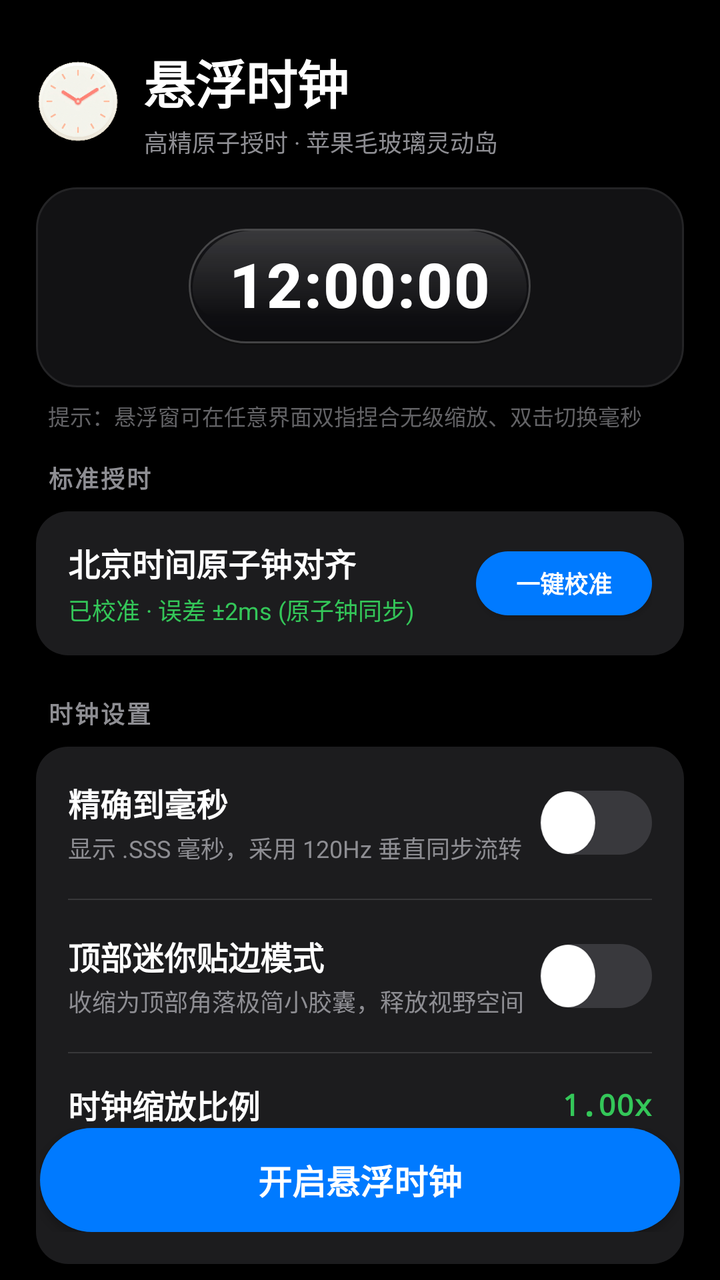
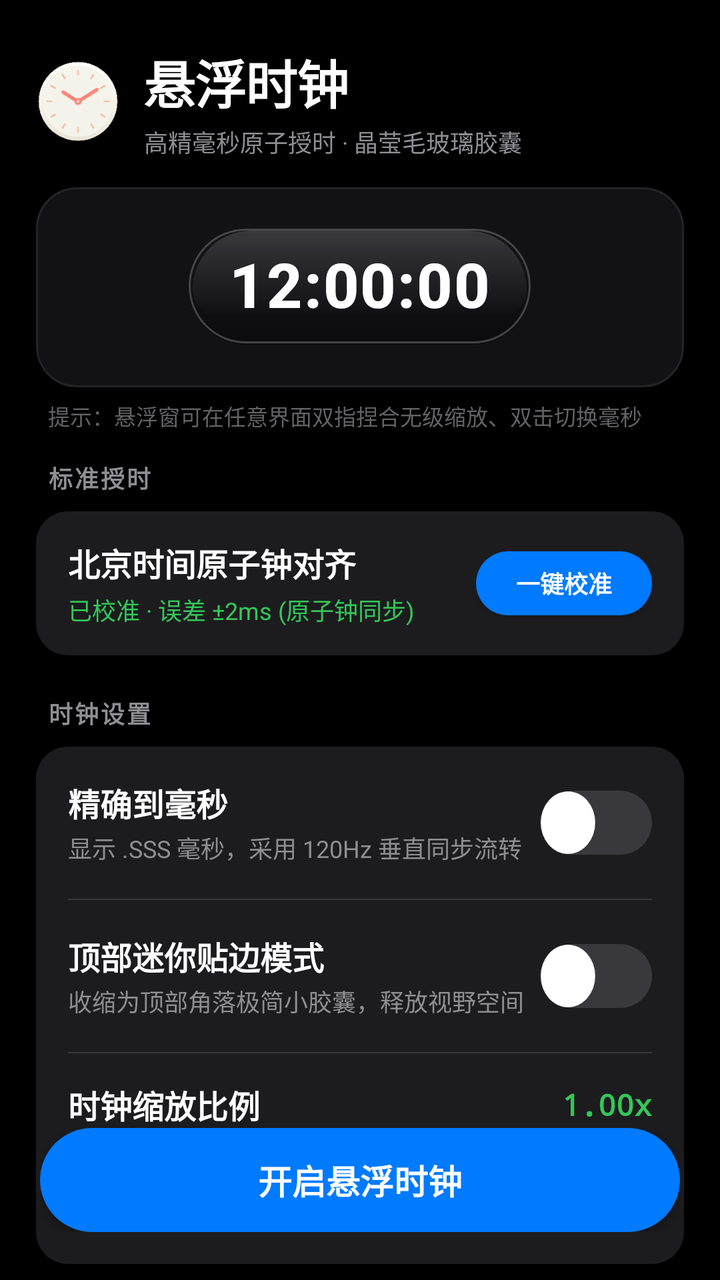

Screens rendered from an Android XML layout before and after an edit, with the pre-edit source and the edit as a unified diff.
<!-- AndroidManifest.xml: application theme Theme.FloatingClock -->
<!-- res/layout/activity_main.xml -->
<?xml version="1.0" encoding="utf-8"?>
<androidx.coordinatorlayout.widget.CoordinatorLayout xmlns:android="http://schemas.android.com/apk/res/android"
    xmlns:app="http://schemas.android.com/apk/res-auto"
    android:layout_width="match_parent"
    android:layout_height="match_parent"
    android:background="@color/apple_bg_dark">

    <androidx.core.widget.NestedScrollView
        android:layout_width="match_parent"
        android:layout_height="match_parent"
        android:fillViewport="true"
        android:clipToPadding="false"
        android:paddingBottom="100dp">

        <LinearLayout
            android:layout_width="match_parent"
            android:layout_height="wrap_content"
            android:orientation="vertical"
            android:paddingHorizontal="18dp"
            android:paddingTop="22dp">

            
            <LinearLayout
                android:layout_width="match_parent"
                android:layout_height="wrap_content"
                android:orientation="horizontal"
                android:gravity="center_vertical"
                android:layout_marginBottom="14dp">

                <ImageView
                    android:layout_width="42dp"
                    android:layout_height="42dp"
                    android:src="@mipmap/ic_launcher"
                    android:layout_marginEnd="12dp" />

                <LinearLayout
                    android:layout_width="0dp"
                    android:layout_height="wrap_content"
                    android:layout_weight="1"
                    android:orientation="vertical">

                    <TextView
                        android:layout_width="wrap_content"
                        android:layout_height="wrap_content"
                        android:text="@string/app_name"
                        android:textColor="@color/apple_white"
                        android:textSize="26sp"
                        android:textStyle="bold"
                        android:letterSpacing="-0.02" />

                    <TextView
                        android:layout_width="wrap_content"
                        android:layout_height="wrap_content"
                        android:text="高精原子授时 · 苹果毛玻璃灵动岛"
                        android:textColor="@color/apple_text_secondary"
                        android:textSize="12sp"
                        android:layout_marginTop="2dp" />
                </LinearLayout>
            </LinearLayout>

            
            <LinearLayout
                android:id="@+id/cardPermission"
                android:layout_width="match_parent"
                android:layout_height="wrap_content"
                android:orientation="vertical"
                android:background="@drawable/bg_ios_card"
                android:padding="16dp"
                android:layout_marginBottom="14dp"
                android:visibility="gone">

                <TextView
                    android:layout_width="wrap_content"
                    android:layout_height="wrap_content"
                    android:text="@string/permission_title"
                    android:textColor="@color/apple_orange"
                    android:textSize="15sp"
                    android:textStyle="bold" />

                <TextView
                    android:layout_width="wrap_content"
                    android:layout_height="wrap_content"
                    android:text="@string/permission_desc"
                    android:textColor="@color/apple_text_secondary"
                    android:textSize="12sp"
                    android:layout_marginTop="4dp" />

                <androidx.appcompat.widget.AppCompatButton
                    android:id="@+id/btnGrantPermission"
                    android:layout_width="wrap_content"
                    android:layout_height="34dp"
                    android:text="@string/permission_btn"
                    android:textColor="@color/apple_white"
                    android:textSize="13sp"
                    android:textStyle="bold"
                    android:background="@drawable/bg_ios_blue_button"
                    app:backgroundTint="@null"
                    android:layout_marginTop="10dp"
                    android:paddingHorizontal="16dp" />
            </LinearLayout>

            
            <FrameLayout
                android:id="@+id/previewContainer"
                android:layout_width="match_parent"
                android:layout_height="100dp"
                android:background="@drawable/bg_island_stage"
                android:layout_marginBottom="6dp">

                <include
                    android:id="@+id/previewClock"
                    layout="@layout/view_floating_clock"
                    android:layout_width="wrap_content"
                    android:layout_height="wrap_content"
                    android:layout_gravity="center" />
            </FrameLayout>

            <TextView
                android:layout_width="wrap_content"
                android:layout_height="wrap_content"
                android:text="提示：悬浮窗可在任意界面双指捏合无级缩放、双击切换毫秒"
                android:textColor="@color/apple_text_tertiary"
                android:textSize="11sp"
                android:layout_marginStart="6dp"
                android:layout_marginBottom="14dp" />

            
            <TextView
                android:layout_width="wrap_content"
                android:layout_height="wrap_content"
                android:text="标准授时"
                android:textColor="@color/apple_text_secondary"
                android:textSize="12sp"
                android:textStyle="bold"
                android:textAllCaps="true"
                android:letterSpacing="0.08"
                android:layout_marginStart="6dp"
                android:layout_marginBottom="8dp" />

            <LinearLayout
                android:layout_width="match_parent"
                android:layout_height="wrap_content"
                android:orientation="vertical"
                android:background="@drawable/bg_ios_card"
                android:paddingHorizontal="16dp"
                android:paddingVertical="14dp"
                android:layout_marginBottom="20dp">

                <LinearLayout
                    android:layout_width="match_parent"
                    android:layout_height="wrap_content"
                    android:orientation="horizontal"
                    android:gravity="center_vertical">

                    <LinearLayout
                        android:layout_width="0dp"
                        android:layout_height="wrap_content"
                        android:layout_weight="1"
                        android:orientation="vertical">

                        <TextView
                            android:layout_width="wrap_content"
                            android:layout_height="wrap_content"
                            android:text="北京时间原子钟对齐"
                            android:textColor="@color/apple_white"
                            android:textSize="16sp"
                            android:textStyle="bold" />

                        <TextView
                            android:id="@+id/tvCalibrationStatus"
                            android:layout_width="wrap_content"
                            android:layout_height="wrap_content"
                            android:text="已校准 · 误差 ±2ms (原子钟同步)"
                            android:textColor="@color/ios_system_green"
                            android:textSize="12sp"
                            android:layout_marginTop="3dp" />
                    </LinearLayout>

                    <androidx.appcompat.widget.AppCompatButton
                        android:id="@+id/btnSyncNetworkTime"
                        android:layout_width="wrap_content"
                        android:layout_height="32dp"
                        android:text="一键校准"
                        android:textColor="@color/apple_white"
                        android:textSize="12sp"
                        android:textStyle="bold"
                        android:background="@drawable/bg_ios_blue_button"
                        app:backgroundTint="@null"
                        android:paddingHorizontal="14dp" />
                </LinearLayout>
            </LinearLayout>

            
            <TextView
                android:layout_width="wrap_content"
                android:layout_height="wrap_content"
                android:text="时钟设置"
                android:textColor="@color/apple_text_secondary"
                android:textSize="12sp"
                android:textStyle="bold"
                android:textAllCaps="true"
                android:letterSpacing="0.08"
                android:layout_marginStart="6dp"
                android:layout_marginBottom="8dp" />

            <LinearLayout
                android:layout_width="match_parent"
                android:layout_height="wrap_content"
                android:orientation="vertical"
                android:background="@drawable/bg_ios_card"
                android:paddingHorizontal="16dp"
                android:layout_marginBottom="24dp">

                
                <LinearLayout
                    android:layout_width="match_parent"
                    android:layout_height="wrap_content"
                    android:orientation="horizontal"
                    android:gravity="center_vertical"
                    android:paddingVertical="14dp">

                    <LinearLayout
                        android:layout_width="0dp"
                        android:layout_height="wrap_content"
                        android:layout_weight="1"
                        android:orientation="vertical">

                        <TextView
                            android:layout_width="wrap_content"
                            android:layout_height="wrap_content"
                            android:text="精确到毫秒"
                            android:textColor="@color/apple_white"
                            android:textSize="16sp"
                            android:textStyle="bold" />

                        <TextView
                            android:layout_width="wrap_content"
                            android:layout_height="wrap_content"
                            android:text="显示 .SSS 毫秒，采用 120Hz 垂直同步流转"
                            android:textColor="@color/apple_text_secondary"
                            android:textSize="12sp"
                            android:layout_marginTop="2dp" />
                    </LinearLayout>

                    <androidx.appcompat.widget.SwitchCompat
                        android:id="@+id/switchMilliseconds"
                        android:layout_width="wrap_content"
                        android:layout_height="wrap_content"
                        android:thumb="@drawable/bg_ios_switch_thumb"
                        app:track="@drawable/bg_ios_switch_track"
                        app:thumbTint="@null"
                        app:trackTint="@null" />
                </LinearLayout>

                <View
                    android:layout_width="match_parent"
                    android:layout_height="0.8dp"
                    android:background="@color/ios_separator" />

                
                <LinearLayout
                    android:layout_width="match_parent"
                    android:layout_height="wrap_content"
                    android:orientation="horizontal"
                    android:gravity="center_vertical"
                    android:paddingVertical="14dp">

                    <LinearLayout
                        android:layout_width="0dp"
                        android:layout_height="wrap_content"
                        android:layout_weight="1"
                        android:orientation="vertical">

                        <TextView
                            android:layout_width="wrap_content"
                            android:layout_height="wrap_content"
                            android:text="顶部迷你贴边模式"
                            android:textColor="@color/apple_white"
                            android:textSize="16sp"
                            android:textStyle="bold" />

                        <TextView
                            android:layout_width="wrap_content"
                            android:layout_height="wrap_content"
                            android:text="收缩为顶部角落极简小胶囊，释放视野空间"
                            android:textColor="@color/apple_text_secondary"
                            android:textSize="12sp"
                            android:layout_marginTop="2dp" />
                    </LinearLayout>

                    <androidx.appcompat.widget.SwitchCompat
                        android:id="@+id/switchIslandMode"
                        android:layout_width="wrap_content"
                        android:layout_height="wrap_content"
                        android:thumb="@drawable/bg_ios_switch_thumb"
                        app:track="@drawable/bg_ios_switch_track"
                        app:thumbTint="@null"
                        app:trackTint="@null" />
                </LinearLayout>

                <View
                    android:layout_width="match_parent"
                    android:layout_height="0.8dp"
                    android:background="@color/ios_separator" />

                
                <LinearLayout
                    android:layout_width="match_parent"
                    android:layout_height="wrap_content"
                    android:orientation="vertical"
                    android:paddingVertical="14dp">

                    <LinearLayout
                        android:layout_width="match_parent"
                        android:layout_height="wrap_content"
                        android:orientation="horizontal"
                        android:gravity="center_vertical">

                        <TextView
                            android:layout_width="0dp"
                            android:layout_height="wrap_content"
                            android:layout_weight="1"
                            android:text="时钟缩放比例"
                            android:textColor="@color/apple_white"
                            android:textSize="16sp"
                            android:textStyle="bold" />

                        <TextView
                            android:id="@+id/tvScaleValue"
                            android:layout_width="wrap_content"
                            android:layout_height="wrap_content"
                            android:text="1.00x"
                            android:textColor="@color/ios_system_green"
                            android:textSize="15sp"
                            android:textStyle="bold"
                            android:typeface="monospace" />
                    </LinearLayout>

                    <SeekBar
                        android:id="@+id/seekBarScale"
                        android:layout_width="match_parent"
                        android:layout_height="wrap_content"
                        android:max="150"
                        android:progress="50"
                        android:progressDrawable="@drawable/bg_ios_seekbar_progress"
                        android:thumb="@drawable/bg_ios_seekbar_thumb"
                        android:splitTrack="false"
                        android:paddingVertical="12dp"
                        android:layout_marginTop="6dp" />
                </LinearLayout>
            </LinearLayout>

            
            <TextView
                android:layout_width="wrap_content"
                android:layout_height="wrap_content"
                android:text="毛玻璃色系"
                android:textColor="@color/apple_text_secondary"
                android:textSize="12sp"
                android:textStyle="bold"
                android:textAllCaps="true"
                android:letterSpacing="0.08"
                android:layout_marginStart="6dp"
                android:layout_marginBottom="8dp" />

            <LinearLayout
                android:layout_width="match_parent"
                android:layout_height="wrap_content"
                android:orientation="vertical"
                android:background="@drawable/bg_ios_card"
                android:paddingHorizontal="16dp"
                android:paddingVertical="14dp"
                android:layout_marginBottom="24dp">

                <TextView
                    android:id="@+id/tvSelectedThemeName"
                    android:layout_width="wrap_content"
                    android:layout_height="wrap_content"
                    android:text="当前材质：冰霜极光白 (iOS Light 解决偏暗)"
                    android:textColor="@color/ios_system_blue"
                    android:textSize="13sp"
                    android:textStyle="bold"
                    android:layout_marginBottom="12dp" />

                
                <LinearLayout
                    android:layout_width="match_parent"
                    android:layout_height="wrap_content"
                    android:orientation="horizontal"
                    android:gravity="center">

                    
                    <LinearLayout
                        android:id="@+id/btnThemeWhite"
                        android:layout_width="0dp"
                        android:layout_height="wrap_content"
                        android:layout_weight="1"
                        android:orientation="vertical"
                        android:gravity="center"
                        android:background="?android:attr/selectableItemBackgroundBorderless"
                        android:paddingVertical="6dp">

                        <View
                            android:id="@+id/indicatorThemeWhite"
                            android:layout_width="34dp"
                            android:layout_height="34dp"
                            android:background="@drawable/bg_theme_white_circle" />

                        <TextView
                            android:id="@+id/labelThemeWhite"
                            android:layout_width="wrap_content"
                            android:layout_height="wrap_content"
                            android:text="晨露白"
                            android:textColor="@color/apple_white"
                            android:textSize="11sp"
                            android:textStyle="bold"
                            android:layout_marginTop="6dp" />
                    </LinearLayout>

                    
                    <LinearLayout
                        android:id="@+id/btnThemeDark"
                        android:layout_width="0dp"
                        android:layout_height="wrap_content"
                        android:layout_weight="1"
                        android:orientation="vertical"
                        android:gravity="center"
                        android:background="?android:attr/selectableItemBackgroundBorderless"
                        android:paddingVertical="6dp">

                        <View
                            android:id="@+id/indicatorThemeDark"
                            android:layout_width="34dp"
                            android:layout_height="34dp"
                            android:background="@drawable/bg_theme_dark_circle" />

                        <TextView
                            android:id="@+id/labelThemeDark"
                            android:layout_width="wrap_content"
                            android:layout_height="wrap_content"
                            android:text="星曜黑"
                            android:textColor="@color/apple_text_secondary"
                            android:textSize="11sp"
                            android:layout_marginTop="6dp" />
                    </LinearLayout>

                    
                    <LinearLayout
                        android:id="@+id/btnThemeBlue"
                        android:layout_width="0dp"
                        android:layout_height="wrap_content"
                        android:layout_weight="1"
                        android:orientation="vertical"
                        android:gravity="center"
                        android:background="?android:attr/selectableItemBackgroundBorderless"
                        android:paddingVertical="6dp">

                        <View
                            android:id="@+id/indicatorThemeBlue"
                            android:layout_width="34dp"
                            android:layout_height="34dp"
                            android:background="@drawable/bg_theme_blue_circle" />

                        <TextView
                            android:id="@+id/labelThemeBlue"
                            android:layout_width="wrap_content"
                            android:layout_height="wrap_content"
                            android:text="冷杉青"
                            android:textColor="@color/apple_text_secondary"
                            android:textSize="11sp"
                            android:layout_marginTop="6dp" />
                    </LinearLayout>

                    
                    <LinearLayout
                        android:id="@+id/btnThemeAmber"
                        android:layout_width="0dp"
                        android:layout_height="wrap_content"
                        android:layout_weight="1"
                        android:orientation="vertical"
                        android:gravity="center"
                        android:background="?android:attr/selectableItemBackgroundBorderless"
                        android:paddingVertical="6dp">

                        <View
                            android:id="@+id/indicatorThemeAmber"
                            android:layout_width="34dp"
                            android:layout_height="34dp"
                            android:background="@drawable/bg_theme_amber_circle" />

                        <TextView
                            android:id="@+id/labelThemeAmber"
                            android:layout_width="wrap_content"
                            android:layout_height="wrap_content"
                            android:text="暖霞金"
                            android:textColor="@color/apple_text_secondary"
                            android:textSize="11sp"
                            android:layout_marginTop="6dp" />
                    </LinearLayout>

                    
                    <LinearLayout
                        android:id="@+id/btnThemeViolet"
                        android:layout_width="0dp"
                        android:layout_height="wrap_content"
                        android:layout_weight="1"
                        android:orientation="vertical"
                        android:gravity="center"
                        android:background="?android:attr/selectableItemBackgroundBorderless"
                        android:paddingVertical="6dp">

                        <View
                            android:id="@+id/indicatorThemeViolet"
                            android:layout_width="34dp"
                            android:layout_height="34dp"
                            android:background="@drawable/bg_theme_violet_circle" />

                        <TextView
                            android:id="@+id/labelThemeViolet"
                            android:layout_width="wrap_content"
                            android:layout_height="wrap_content"
                            android:text="暮夜紫"
                            android:textColor="@color/apple_text_secondary"
                            android:textSize="11sp"
                            android:layout_marginTop="6dp" />
                    </LinearLayout>

                </LinearLayout>
            </LinearLayout>

        </LinearLayout>
    </androidx.core.widget.NestedScrollView>

    
    <FrameLayout
        android:layout_width="match_parent"
        android:layout_height="wrap_content"
        android:layout_gravity="bottom"
        android:paddingHorizontal="20dp"
        android:paddingBottom="24dp"
        android:paddingTop="12dp">

        <androidx.appcompat.widget.AppCompatButton
            android:id="@+id/btnToggleFloating"
            android:layout_width="match_parent"
            android:layout_height="52dp"
            android:text="@string/btn_start_service"
            android:textColor="@color/apple_white"
            android:textSize="17sp"
            android:textStyle="bold"
            android:background="@drawable/bg_ios_blue_button"
            app:backgroundTint="@null"
            android:elevation="4dp" />
    </FrameLayout>

</androidx.coordinatorlayout.widget.CoordinatorLayout>
<!-- res/layout/view_floating_clock.xml (included above) -->
<?xml version="1.0" encoding="utf-8"?>
<LinearLayout xmlns:android="http://schemas.android.com/apk/res/android"
    android:id="@+id/clockRoot"
    android:layout_width="wrap_content"
    android:layout_height="wrap_content"
    android:orientation="vertical"
    android:gravity="center_horizontal"
    android:clipToPadding="false"
    android:clipChildren="false">

    
    <LinearLayout
        android:id="@+id/layoutControls"
        android:layout_width="wrap_content"
        android:layout_height="36dp"
        android:orientation="horizontal"
        android:gravity="center_vertical"
        android:background="@drawable/bg_dynamic_island"
        android:paddingHorizontal="10dp"
        android:layout_marginBottom="6dp"
        android:visibility="gone">

        
        <TextView
            android:id="@+id/btnToggleMs"
            android:layout_width="wrap_content"
            android:layout_height="24dp"
            android:gravity="center"
            android:paddingHorizontal="8dp"
            android:text="毫秒"
            android:textColor="@color/ios_system_green"
            android:textSize="12sp"
            android:textStyle="bold"
            android:background="@drawable/bg_ms_pill" />

        
        <ImageView
            android:id="@+id/btnZoomOut"
            android:layout_width="32dp"
            android:layout_height="32dp"
            android:padding="7dp"
            android:src="@drawable/ic_zoom_out"
            android:background="?android:attr/selectableItemBackgroundBorderless" />

        
        <ImageView
            android:id="@+id/btnZoomIn"
            android:layout_width="32dp"
            android:layout_height="32dp"
            android:padding="7dp"
            android:src="@drawable/ic_zoom_in"
            android:background="?android:attr/selectableItemBackgroundBorderless" />

        
        <ImageView
            android:id="@+id/btnLock"
            android:layout_width="32dp"
            android:layout_height="32dp"
            android:padding="7dp"
            android:src="@drawable/ic_unlock"
            android:background="?android:attr/selectableItemBackgroundBorderless" />

        
        <ImageView
            android:id="@+id/btnClose"
            android:layout_width="32dp"
            android:layout_height="32dp"
            android:padding="7dp"
            android:src="@drawable/ic_close"
            android:background="?android:attr/selectableItemBackgroundBorderless" />
    </LinearLayout>

    
    <FrameLayout
        android:id="@+id/capsuleWrapper"
        android:layout_width="wrap_content"
        android:layout_height="wrap_content"
        android:clipChildren="false"
        android:clipToPadding="false">

        
        <LinearLayout
            android:id="@+id/clockCapsule"
            android:layout_width="wrap_content"
            android:layout_height="wrap_content"
            android:orientation="vertical"
            android:gravity="center"
            android:background="@drawable/bg_dynamic_island"
            android:paddingHorizontal="20dp"
            android:paddingVertical="11dp">

            
            <TextView
                android:id="@+id/tvDate"
                android:layout_width="wrap_content"
                android:layout_height="wrap_content"
                android:textColor="@color/apple_text_secondary"
                android:textSize="11sp"
                android:textStyle="bold"
                android:letterSpacing="0.04"
                android:text="9月13日 周日"
                android:visibility="gone"
                android:layout_marginBottom="2dp" />

            
            <LinearLayout
                android:layout_width="wrap_content"
                android:layout_height="wrap_content"
                android:orientation="horizontal"
                android:gravity="center_vertical">

                
                <TextView
                    android:id="@+id/tvAmPm"
                    android:layout_width="wrap_content"
                    android:layout_height="wrap_content"
                    android:textColor="@color/apple_text_secondary"
                    android:textSize="12sp"
                    android:textStyle="bold"
                    android:text="AM"
                    android:layout_marginEnd="6dp"
                    android:visibility="gone" />

                
                <TextView
                    android:id="@+id/tvMainTime"
                    android:layout_width="wrap_content"
                    android:layout_height="wrap_content"
                    android:text="12:00:00"
                    android:textColor="@color/apple_white"
                    android:textSize="31sp"
                    android:textStyle="bold"
                    android:fontFamily="sans-serif-medium"
                    android:letterSpacing="0.02"
                    android:includeFontPadding="false" />

                
                <LinearLayout
                    android:id="@+id/containerMs"
                    android:layout_width="wrap_content"
                    android:layout_height="wrap_content"
                    android:gravity="center"
                    android:background="@drawable/bg_ms_pill"
                    android:paddingHorizontal="7dp"
                    android:paddingVertical="3dp"
                    android:layout_marginStart="8dp"
                    android:visibility="gone">

                    <TextView
                        android:id="@+id/tvMsTime"
                        android:layout_width="wrap_content"
                        android:layout_height="wrap_content"
                        android:text=".000"
                        android:textColor="@color/ios_system_green"
                        android:textSize="17sp"
                        android:textStyle="bold"
                        android:fontFamily="sans-serif-medium"
                        android:letterSpacing="0.02"
                        android:includeFontPadding="false" />
                </LinearLayout>

            </LinearLayout>
        </LinearLayout>

        
        <FrameLayout
            android:id="@+id/layoutResizeHandle"
            android:layout_width="28dp"
            android:layout_height="28dp"
            android:layout_gravity="bottom|end"
            android:layout_marginEnd="-8dp"
            android:layout_marginBottom="-8dp"
            android:background="@drawable/bg_resize_handle"
            android:elevation="6dp"
            android:visibility="gone">

            <ImageView
                android:layout_width="16dp"
                android:layout_height="16dp"
                android:layout_gravity="center"
                android:src="@drawable/ic_resize_corner" />
        </FrameLayout>

    </FrameLayout>

</LinearLayout>
<!-- resources referenced by this layout -->
<resources>
  <color name="apple_bg_dark">#000000</color>
  <color name="apple_orange">#FF9500</color>
  <color name="apple_text_secondary">#8E8E93</color>
  <color name="apple_text_tertiary">#636366</color>
  <color name="apple_white">#FFFFFF</color>
  <color name="ios_separator">#38383A</color>
  <color name="ios_system_blue">#007AFF</color>
  <color name="ios_system_green">#34C759</color>
  <!-- drawable bg_ios_card (drawable) -->
  <?xml version="1.0" encoding="utf-8"?>
  <shape xmlns:android="http://schemas.android.com/apk/res/android"
      android:shape="rectangle">
      <solid android:color="@color/apple_card_dark" />
      <corners android:radius="16dp" />
  </shape>
  <!-- drawable bg_island_stage (drawable) -->
  <?xml version="1.0" encoding="utf-8"?>
  <shape xmlns:android="http://schemas.android.com/apk/res/android"
      android:shape="rectangle">
      <solid android:color="#121214" />
      <corners android:radius="20dp" />
      <stroke
          android:width="1dp"
          android:color="#242426" />
  </shape>
  <!-- drawable bg_ms_pill (drawable) -->
  <?xml version="1.0" encoding="utf-8"?>
  <shape xmlns:android="http://schemas.android.com/apk/res/android"
      android:shape="rectangle">
      <solid android:color="#1AFFFFFF" />
      <corners android:radius="14dp" />
      <stroke
          android:width="0.5dp"
          android:color="#26FFFFFF" />
  </shape>
  <!-- drawable bg_theme_blue_circle (drawable) -->
  <?xml version="1.0" encoding="utf-8"?>
  <shape xmlns:android="http://schemas.android.com/apk/res/android"
      android:shape="oval">
      <solid android:color="#0A84FF" />
      <stroke android:width="1dp" android:color="#64D2FF" />
  </shape>
  <!-- drawable bg_theme_dark_circle (drawable) -->
  <?xml version="1.0" encoding="utf-8"?>
  <shape xmlns:android="http://schemas.android.com/apk/res/android"
      android:shape="oval">
      <solid android:color="#1C1C1E" />
      <stroke android:width="1dp" android:color="#3A3A3C" />
  </shape>
  <!-- drawable bg_theme_violet_circle (drawable) -->
  <?xml version="1.0" encoding="utf-8"?>
  <shape xmlns:android="http://schemas.android.com/apk/res/android"
      android:shape="oval">
      <solid android:color="#5E5CE6" />
      <stroke android:width="1dp" android:color="#BF5AF2" />
  </shape>
  <!-- drawable bg_theme_white_circle (drawable) -->
  <?xml version="1.0" encoding="utf-8"?>
  <shape xmlns:android="http://schemas.android.com/apk/res/android"
      android:shape="oval">
      <solid android:color="#FFFFFF" />
      <stroke android:width="2dp" android:color="#007AFF" />
  </shape>
  <!-- drawable ic_zoom_in (drawable) -->
  <vector xmlns:android="http://schemas.android.com/apk/res/android"
      android:width="20dp"
      android:height="20dp"
      android:viewportWidth="24"
      android:viewportHeight="24">
      <path
          android:fillColor="@color/apple_white"
          android:pathData="M19,13H13V19H11V13H5V11H11V5H13V11H19V13Z" />
  </vector>
  <!-- drawable ic_zoom_out (drawable) -->
  <vector xmlns:android="http://schemas.android.com/apk/res/android"
      android:width="20dp"
      android:height="20dp"
      android:viewportWidth="24"
      android:viewportHeight="24">
      <path
          android:fillColor="@color/apple_white"
          android:pathData="M19,13H5V11H19V13Z" />
  </vector>
  <string name="app_name">悬浮时钟</string>
  <string name="btn_start_service">开启悬浮时钟</string>
  <string name="permission_btn">前往授权</string>
  <string name="permission_desc">时钟需要“在其他应用上层显示”的权限以实现屏幕顶层悬浮。</string>
  <string name="permission_title">需要悬浮窗权限</string>
  <color name="apple_card_dark">#1C1C1E</color>
  <color name="ios_slider_track_inactive">#3A3A3C</color>
  <color name="ios_switch_track_on">#34C759</color>
  <color name="ios_switch_track_off">#39393D</color>
</resources>

<!-- the commit's change to res/layout/activity_main.xml (unified diff, before → after) -->
@@ -51,7 +51,7 @@
                     <TextView
                         android:layout_width="wrap_content"
                         android:layout_height="wrap_content"
-                        android:text="高精原子授时 · 苹果毛玻璃灵动岛"
+                        android:text="高精毫秒原子授时 · 晶莹毛玻璃胶囊"
                         android:textColor="@color/apple_text_secondary"
                         android:textSize="12sp"
                         android:layout_marginTop="2dp" />
